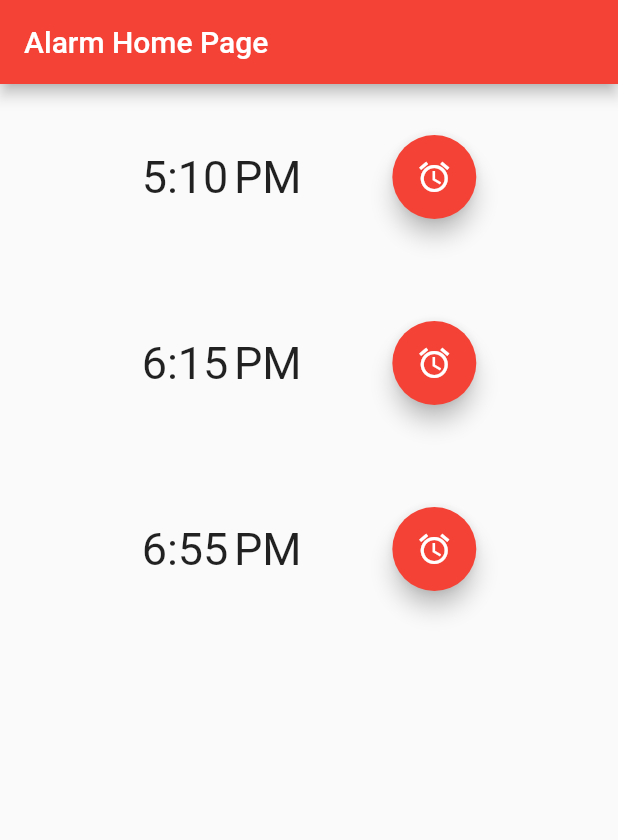
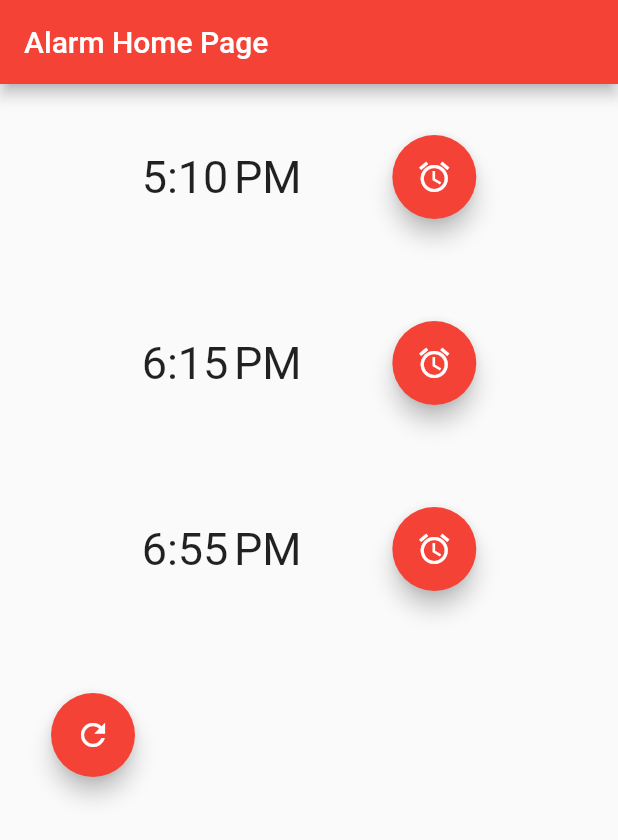
Before and after one commit to davidjwi/myalarmclock, a Flutter app: the screen it shows after launch, on a phone screen of 412 x 824 dp. Shown: the top 840 px of the screen. Run offline on Flutter 3.47's test engine with Material 2 defaults, Android fonts, the phone set to English and light mode, and no system bars; missing offline and left inert: alarmclock.

Commit message:
Remove some more repeated stuff

```diff
--- a/lib/main.dart
+++ b/lib/main.dart
@@ -70,6 +70,14 @@ class _MyHomePageState extends State<MyHomePage> {
     });
   }
 
+  Container buildStandardContainer(Row childRow) {
+    return Container(
+        padding: const EdgeInsets.all(34.0),
+        alignment: Alignment.center,
+        child: childRow,
+        );
+  }
+
   Row buildStandardRow(String formattedTimeValue, int newAlarmHour, int newAlarmMinute) {
 
     return Row(
@@ -100,22 +108,29 @@ class _MyHomePageState extends State<MyHomePage> {
 
     _getwakeuptimes();
 
-    Widget firstRow = Container(
-        padding: const EdgeInsets.all(34.0),
-        alignment: Alignment.center,
-        child:  buildStandardRow(_fmtFirstTime, newFirstHour, newFirstMinute)
-        );
-    Widget secondRow = Container(
-        padding: const EdgeInsets.all(34.0),
-        alignment: Alignment.center,
-        child:  buildStandardRow(_formattedTime, newHour, newMinute)
-        );
-    Widget thirdRow  = Container(
-        padding: const EdgeInsets.all(34.0),
-        alignment: Alignment.center,
-        child:  buildStandardRow(_fmtAfterTime, newAfterHour, newAfterMinute)
+    Widget firstRow = buildStandardContainer(
+        buildStandardRow(_fmtFirstTime, newFirstHour, newFirstMinute)
         );
 
+    Widget secondRow = buildStandardContainer(
+        buildStandardRow(_formattedTime, newHour, newMinute)
+        );
+
+    Widget thirdRow  = buildStandardContainer(
+        buildStandardRow(_fmtAfterTime, newAfterHour, newAfterMinute)
+        );
+
+     Widget fourthRow = buildStandardContainer(
+         Row(
+             children: [
+               FloatingActionButton(
+                   onPressed:_updateClocks,
+                   tooltip: 'Update times',
+                   child: new Icon(Icons.refresh),
+                   ),
+             ],
+             ),
+         );
 
     return new Scaffold(
         appBar: new AppBar(
@@ -126,13 +141,9 @@ class _MyHomePageState extends State<MyHomePage> {
              firstRow,
              secondRow,
              thirdRow,
+             fourthRow,
              ],
              ),
       );
   }
 }
-//            new FloatingActionButton(
-//                onPressed: _updateClocks,
-//                tooltip: 'Wake up at',
-//                child: new Icon(Icons.add),
-//                ),
```
